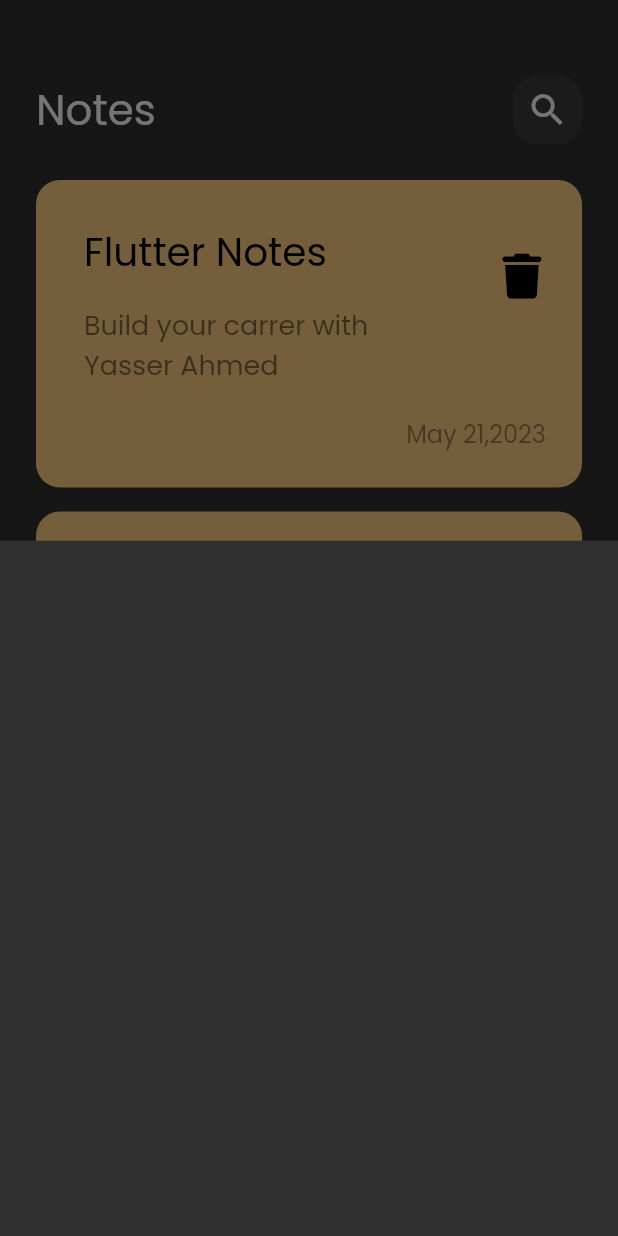
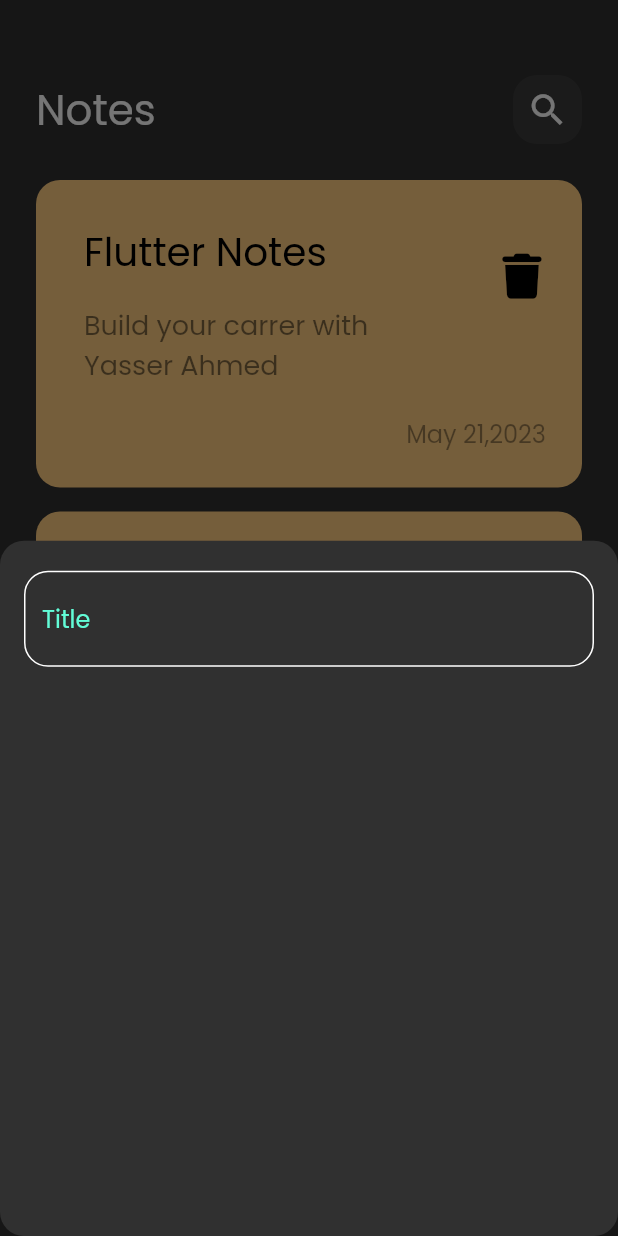
Before and after one commit to yasserpro2004/notesApp, a Flutter app: the screen it shows after launch, after a tap on the "add" icon, on a phone screen of 412 x 824 dp. Run offline on Flutter 3.47's test engine with Material 2 defaults, Android fonts, the phone set to English and light mode, and no system bars; our stand-ins replace font_awesome_flutter.

Commit message:
Create Custom Text Field

```diff
--- /dev/null
+++ b/lib/constant.dart
@@ -0,0 +1,3 @@
+import 'package:flutter/animation.dart';
+
+const KPrimaryColor = Color(0xff62FCD7);
--- a/lib/views/notes_view.dart
+++ b/lib/views/notes_view.dart
@@ -1,5 +1,6 @@
 import 'package:flutter/material.dart';
 import 'widgets/notes_view_body.dart';
+import 'widgets/Add_Note_Bottom_sheet.dart';
 
 class NotesView extends StatelessWidget {
   const NotesView({super.key});
@@ -10,9 +11,11 @@ class NotesView extends StatelessWidget {
       floatingActionButton: FloatingActionButton(
         onPressed: () {
           showModalBottomSheet(
+              shape: RoundedRectangleBorder(
+                  borderRadius: BorderRadius.circular(16)),
               context: context,
               builder: (context) {
-                return Container();
+                return const AddNoteBottomsheet();
               });
         },
         child: const Icon(Icons.add),
--- a/lib/views/widgets/Add_Note_Bottom_sheet.dart
+++ b/lib/views/widgets/Add_Note_Bottom_sheet.dart
@@ -1,11 +1,22 @@
 import 'package:flutter/material.dart';
 
+import 'custom_text_field.dart';
 
 class AddNoteBottomsheet extends StatelessWidget {
   const AddNoteBottomsheet({super.key});
 
   @override
   Widget build(BuildContext context) {
-    return const Placeholder();
+    return Padding(
+      padding: const EdgeInsets.symmetric(horizontal: 16),
+      child: Column(
+        children: [
+          SizedBox(
+            height: 20,
+          ),
+          CustomTextField()
+        ],
+      ),
+    );
   }
 }
--- /dev/null
+++ b/lib/views/widgets/custom_text_field.dart
@@ -0,0 +1,27 @@
+import 'package:flutter/material.dart';
+import 'package:flutter/src/widgets/framework.dart';
+import 'package:flutter/src/widgets/placeholder.dart';
+import 'package:note_app/constant.dart';
+
+class CustomTextField extends StatelessWidget {
+  const CustomTextField({super.key});
+
+  @override
+  Widget build(BuildContext context) {
+    return TextField(
+      cursorColor: KPrimaryColor,
+      decoration: InputDecoration(
+          hintText: 'Title',
+          hintStyle: const TextStyle(color: KPrimaryColor),
+          border: BuildBorder(),
+          enabledBorder: BuildBorder(),
+          focusedBorder: BuildBorder(KPrimaryColor)),
+    );
+  }
+
+  OutlineInputBorder BuildBorder([color]) {
+    return OutlineInputBorder(
+        borderRadius: BorderRadius.circular(16),
+        borderSide: BorderSide(color: color ?? Colors.white));
+  }
+}
```
